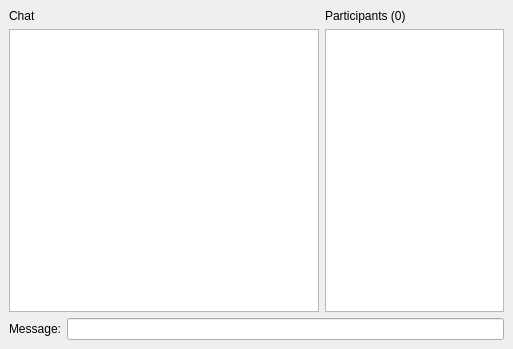
First picture: the form in client/src/ui/chatdialog.ui, repository klaalk/klapklap, before the edit.
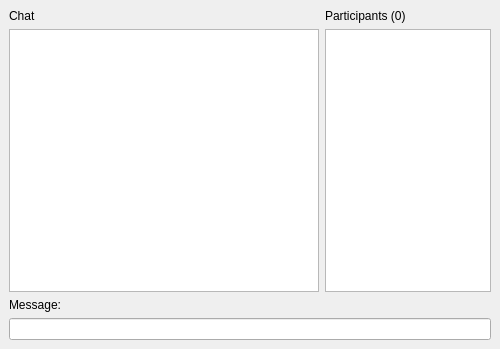
Second picture: the form after the edit.

```diff
--- a/client/src/ui/chatdialog.ui
+++ b/client/src/ui/chatdialog.ui
@@ -6,10 +6,16 @@
    <rect>
     <x>0</x>
     <y>0</y>
-    <width>513</width>
+    <width>500</width>
     <height>349</height>
    </rect>
   </property>
+  <property name="maximumSize">
+   <size>
+    <width>500</width>
+    <height>16777215</height>
+   </size>
+  </property>
   <property name="windowTitle">
    <string>Chat</string>
   </property>
@@ -100,7 +106,7 @@
     </layout>
    </item>
    <item>
-    <layout class="QHBoxLayout">
+    <layout class="QVBoxLayout" name="verticalLayout_3">
      <property name="spacing">
       <number>6</number>
      </property>
```
